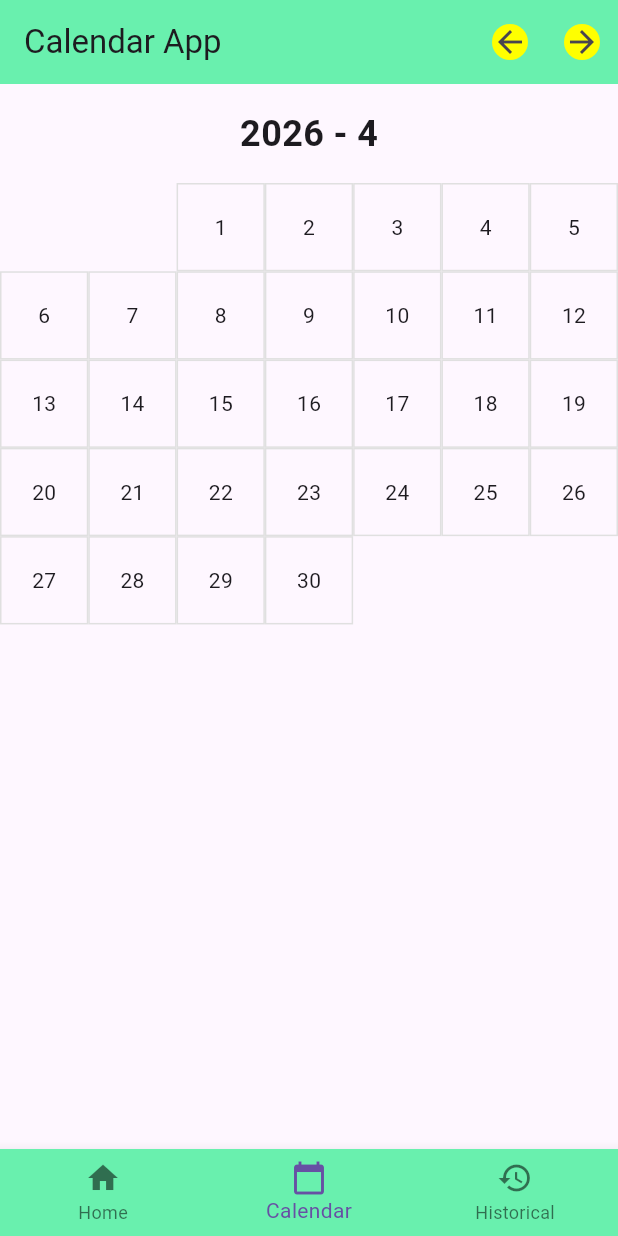
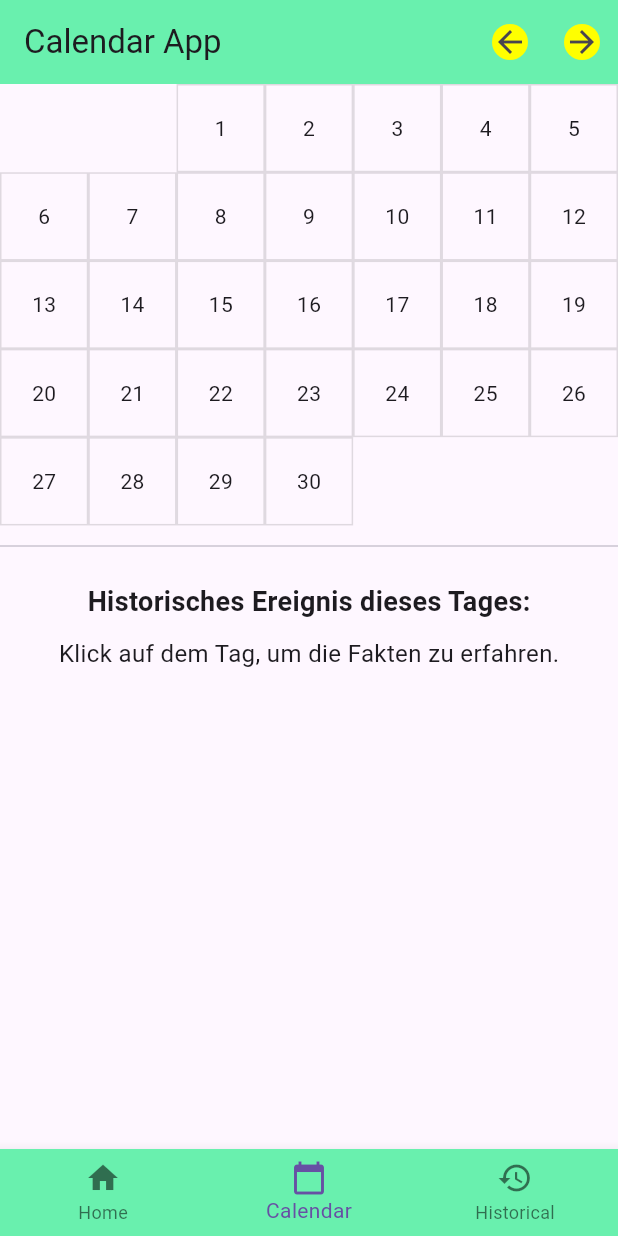
Before and after one commit to settlerde/flutter_kalender_app, a Flutter app: the screen it shows after launch, item 2 of the bottom bar chosen, on a phone screen of 412 x 824 dp. Run offline on Flutter 3.47's test engine with Material 3 defaults, Android fonts, the phone set to English and light mode, and no system bars.

Commit message:
calender and event pages added

```diff
--- /dev/null
+++ b/lib/calender_page.dart
@@ -0,0 +1,104 @@
+import 'package:flutter/material.dart';
+import 'package:http/http.dart' as http;
+import 'event_page.dart';
+
+class CalendarPage extends StatefulWidget {
+  final DateTime displayDate;
+  const CalendarPage({super.key, required this.displayDate});
+
+  @override
+  State<CalendarPage> createState() => _CalendarPageState();
+}
+
+class _CalendarPageState extends State<CalendarPage> {
+  String _eventText = "Klick auf dem Tag, um die Fakten zu erfahren.";
+  bool _isLoading = false;
+
+  Future<void> _fetchEvent(int month, int day) async {
+    setState(() => _isLoading = true);
+
+    try {
+      final url = Uri.parse(
+        'https://de.wikipedia.org/api/rest_v1/feed/onthisday/events/${month}/${day}',
+      );
+      final response = await http.get(url);
+
+      if (response.statusCode == 200) {
+        setState(() {
+          _eventText = response.body;
+        });
+      }
+    } catch (e) {
+      setState(
+        () => _eventText =
+            "Downloadfehler: Überprüfen Sie Ihre Internetverbindung.",
+      );
+    } finally {
+      setState(() => _isLoading = false);
+    }
+  }
+
+  @override
+  Widget build(BuildContext context) {
+    int daysInMonth = DateTime(
+      widget.displayDate.year,
+      widget.displayDate.month + 1,
+      0,
+    ).day;
+    int firstWeekday = DateTime(
+      widget.displayDate.year,
+      widget.displayDate.month,
+      1,
+    ).weekday;
+
+    return Column(
+      children: [
+        SizedBox(
+          height: 300,
+          child: GridView.count(
+            crossAxisCount: 7,
+            children: [
+              for (int i = 1; i < firstWeekday; i++) const SizedBox(),
+              for (int day = 1; day <= daysInMonth; day++)
+                InkWell(
+                  onTap: () => _fetchEvent(widget.displayDate.month, day),
+                  child: Container(
+                    decoration: BoxDecoration(
+                      border: Border.all(color: Colors.black12),
+                    ),
+                    child: Center(child: Text("$day")),
+                  ),
+                ),
+            ],
+          ),
+        ),
+
+        const Divider(),
+
+        Expanded(
+          child: Padding(
+            padding: const EdgeInsets.all(16.0),
+            child: Column(
+              children: [
+                const Text(
+                  "Historisches Ereignis dieses Tages:",
+                  style: TextStyle(fontWeight: FontWeight.bold, fontSize: 18),
+                ),
+                const SizedBox(height: 10),
+                if (_isLoading) const CircularProgressIndicator(),
+                Expanded(
+                  child: SingleChildScrollView(
+                    child: Text(
+                      _eventText,
+                      style: const TextStyle(fontSize: 16),
+                    ),
+                  ),
+                ),
+              ],
+            ),
+          ),
+        ),
+      ],
+    );
+  }
+}
--- a/lib/main.dart
+++ b/lib/main.dart
@@ -1,5 +1,5 @@
 import 'package:flutter/material.dart';
-import 'stateless.dart';
+import 'calender_page.dart';
 
 void main() {
   runApp(
@@ -26,6 +26,9 @@ class _CalendarAppState extends State<CalendarApp> {
 
   @override
   Widget build(BuildContext context) {
+    double screenWidth = MediaQuery.of(context).size.width;
+    bool isWideScreen = screenWidth > 600;
+
     final List<Widget> pages = [
       const Center(child: Text('Home Page')),
       CalendarPage(displayDate: _selectedDate),
@@ -73,7 +76,21 @@ class _CalendarAppState extends State<CalendarApp> {
         ],
       ),
 
-      body: pages[_currentIndex],
+      body: isWideScreen
+          ? Row(
+              children: [
+                Expanded(
+                  flex: 1,
+                  child: CalendarPage(displayDate: _selectedDate),
+                ),
+                VerticalDivider(width: 2),
+                Expanded(
+                  flex: 1,
+                  child: Center(child: Text('Historical Data')),
+                ),
+              ],
+            )
+          : pages[_currentIndex],
 
       bottomNavigationBar: BottomNavigationBar(
         backgroundColor: Colors.greenAccent,
--- a/lib/stateless.dart
+++ /dev/null
@@ -1,41 +0,0 @@
-import 'package:flutter/material.dart';
-
-class CalendarPage extends StatelessWidget {
-  final DateTime displayDate;
-  const CalendarPage({super.key, required this.displayDate});
-
-  @override
-  Widget build(BuildContext context) {
-    int daysInMonth = DateTime(displayDate.year, displayDate.month + 1, 0).day;
-    int firstWeekday = DateTime(displayDate.year, displayDate.month, 1).weekday;
-
-    return Column(
-      children: [
-        Padding(
-          padding: const EdgeInsets.all(16.0),
-          child: Text(
-            "${displayDate.year} - ${displayDate.month}",
-            style: const TextStyle(fontSize: 24, fontWeight: FontWeight.bold),
-          ),
-        ),
-
-        Expanded(
-          child: GridView.count(
-            crossAxisCount: 7,
-            children: [
-              for (int i = 1; i < firstWeekday; i++) const SizedBox(),
-              for (int day = 1; day <= daysInMonth; day++)
-                Container(
-                  alignment: Alignment.center,
-                  decoration: BoxDecoration(
-                    border: Border.all(color: Colors.grey.shade300),
-                  ),
-                  child: Center(child: Text("$day")),
-                ),
-            ],
-          ),
-        ),
-      ],
-    );
-  }
-}
--- a/pubspec.yaml
+++ b/pubspec.yaml
@@ -34,6 +34,7 @@ dependencies:
   # The following adds the Cupertino Icons font to your application.
   # Use with the CupertinoIcons class for iOS style icons.
   cupertino_icons: ^1.0.8
+  http: ^1.6.0
 
 dev_dependencies:
   flutter_test:
```
Also changed, not shown: lib/event_page.dart (added, +45 -0 lines), pubspec.lock.
